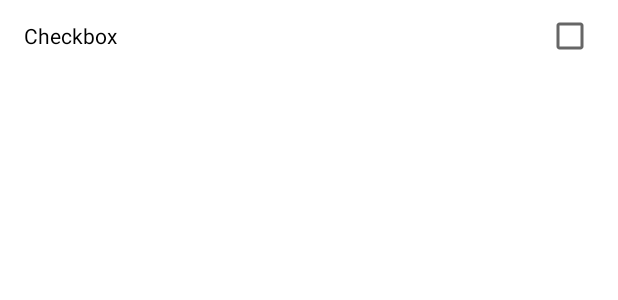
After one commit to bleeding182/indiana, an Android app: the layout item_checkbox.xml on its own in the app's theme, with its tools: preview values and no code run, on a phone screen of 412 x 824 dp. The commit adds this screen. Shown: the top 300 px of the screen. Run offline under Robolectric (Android 15) with nearby library versions, the phone set to English and light mode, and no system bars.

Commit message:
Prepare filter

```diff
--- /dev/null
+++ b/app/src/main/res/layout/item_checkbox.xml
@@ -0,0 +1,19 @@
+<?xml version="1.0" encoding="utf-8"?>
+<CheckBox xmlns:android="http://schemas.android.com/apk/res/android"
+    xmlns:tools="http://schemas.android.com/tools"
+    android:id="@+id/checkbox"
+    android:layout_width="match_parent"
+    android:layout_height="wrap_content"
+    android:background="?selectableItemBackground"
+    android:button="@null"
+    android:drawableEnd="?android:listChoiceIndicatorMultiple"
+    android:drawableRight="?android:listChoiceIndicatorMultiple"
+    android:drawablePadding="40dp"
+    android:minHeight="?listPreferredItemHeightSmall"
+    android:paddingStart="?listPreferredItemPaddingStart"
+    android:paddingLeft="?listPreferredItemPaddingLeft"
+    android:paddingTop="8dp"
+    android:paddingEnd="?listPreferredItemPaddingEnd"
+    android:paddingRight="?listPreferredItemPaddingRight"
+    android:paddingBottom="8dp"
+    tools:text="Checkbox" />
--- a/app/src/main/res/menu/menu_home.xml
+++ b/app/src/main/res/menu/menu_home.xml
@@ -1,6 +1,10 @@
 <?xml version="1.0" encoding="utf-8"?>
 <menu xmlns:android="http://schemas.android.com/apk/res/android"
     xmlns:app="http://schemas.android.com/apk/res-auto">
+    <item
+        android:id="@+id/filter"
+        android:title="Filter"
+        app:showAsAction="always" />
     <item
         android:id="@+id/clear_token"
         android:title="Clear API token"
--- a/app/src/main/res/values/widgets.xml
+++ b/app/src/main/res/values/widgets.xml
@@ -6,6 +6,7 @@
     </style>
 
     <style name="Widget.Toolbar" parent="Widget.AppCompat.Toolbar">
+        <item name="android:background">?colorPrimary</item>
         <item name="titleTextAppearance">@style/TextAppearance.Widget.ActionBar.Title</item>
         <item name="subtitleTextAppearance">@style/TextAppearance.Widget.ActionBar.Subtitle</item>
     </style>
```
Also changed, not shown: app/build.gradle (+7 -0 lines), app/src/main/AndroidManifest.xml (+20 -19 lines), app/src/main/java/com/davidmedenjak/indiana/features/projects/FilterController.kt (added, +66 -0 lines), app/src/main/java/com/davidmedenjak/indiana/features/projects/ProjectActivity.kt (+15 -3 lines), app/src/main/res/layout/activity_projects.xml (added, +40 -0 lines), app/src/main/res/values/strings.xml (+9 -0 lines).
